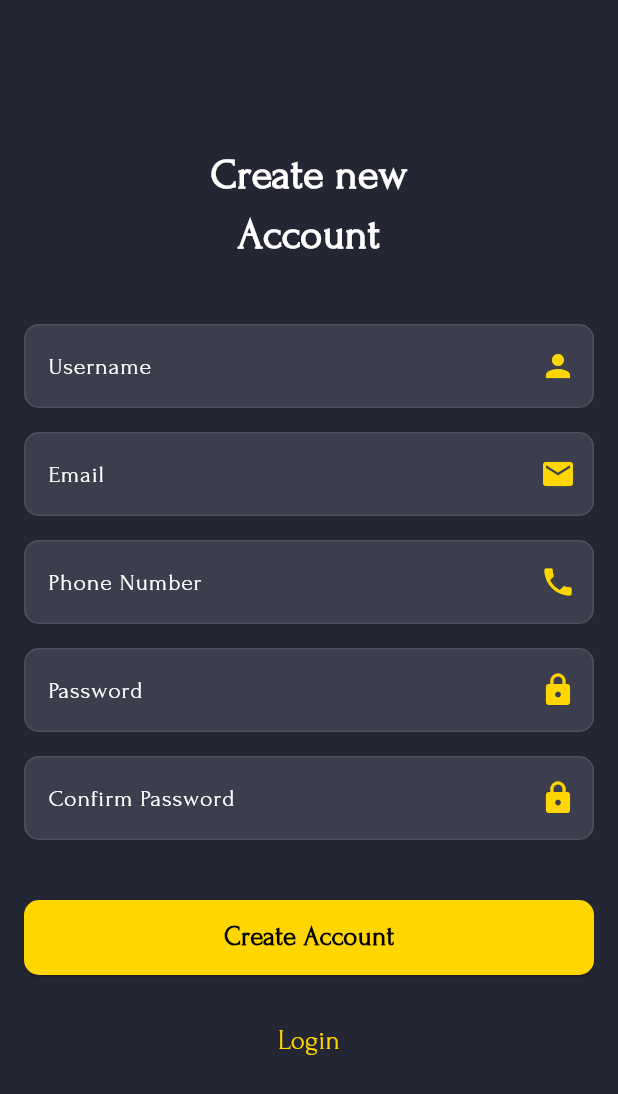
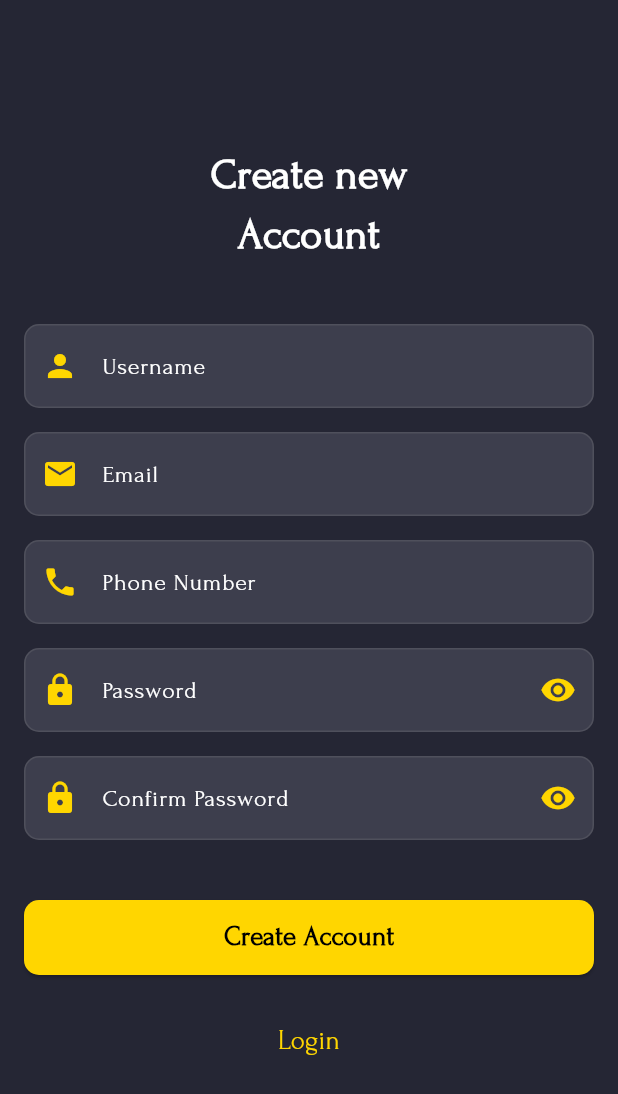
Before and after one commit to Tamim200042130/Finance-Master-Pro, a Flutter app: the screen it shows after launch, after a tap on "Login", after a tap on "Create a new account", on a phone screen of 412 x 824 dp. Shown: the top 1094 px of the screen. Run offline on Flutter 3.47's test engine with Material 3 defaults, Android fonts, the phone set to English and light mode, and no system bars; our stand-ins replace cloud_firestore, firebase_auth, firebase_core, font_awesome_flutter, google_mobile_ads; accounts and stored records are empty.

Commit message:
password-obscured-added

```diff
--- a/lib/main.dart
+++ b/lib/main.dart
@@ -23,15 +23,15 @@ class MyApp extends StatelessWidget {
       title: 'Finance Master Pro',
       builder: (context, child) {
         return MediaQuery(
-          data: MediaQuery.of(context).copyWith(textScaler: TextScaler.linear(1.0)),
+          data: MediaQuery.of(context)
+              .copyWith(textScaler: TextScaler.linear(1.0)),
           child: child!,
         );
       },
       theme: ThemeData(
         fontFamily: 'Forum',
-
         colorScheme: ColorScheme.fromSeed(seedColor: Colors.yellowAccent[700]!),
-        useMaterial3:true,
+        useMaterial3: true,
       ),
       debugShowCheckedModeBanner: false,
       home: AuthGate(),
--- a/lib/screens/login_screen.dart
+++ b/lib/screens/login_screen.dart
@@ -17,6 +17,7 @@ class _LoginState extends State<Login> {
   final GlobalKey<FormState> _formKey = GlobalKey<FormState>();
   final _emailController = TextEditingController();
   final _passwordController = TextEditingController();
+  bool _obscureText = true;
 
   var isLoader = false;
   var authService = AuthService();
@@ -82,9 +83,24 @@ class _LoginState extends State<Login> {
                     TextFormField(
                       controller: _passwordController,
                       style: TextStyle(color: Colors.white),
-                      obscureText: true,
+                      obscureText: _obscureText,
                       autovalidateMode: AutovalidateMode.onUserInteraction,
-                      decoration: _buildInputDecoration('Password', Icons.lock),
+                      decoration: _buildInputDecoration('Password', Icons.lock)
+                          .copyWith(
+                        suffixIcon: GestureDetector(
+                          onTap: () {
+                            setState(() {
+                              _obscureText = !_obscureText;
+                            });
+                          },
+                          child: Icon(
+                            _obscureText
+                                ? Icons.visibility
+                                : Icons.visibility_off,
+                            color: Colors.yellowAccent[700],
+                          ),
+                        ),
+                      ),
                     ),
                     Align(
                       alignment: Alignment.centerRight,
@@ -155,7 +171,7 @@ class _LoginState extends State<Login> {
             borderRadius: BorderRadius.circular(10)),
         labelStyle: TextStyle(color: Colors.white),
         labelText: labelText,
-        suffixIcon: Icon(icon, color: Colors.yellowAccent[700]),
+        prefixIcon: Icon(icon, color: Colors.yellowAccent[700]),
         border: OutlineInputBorder(borderRadius: BorderRadius.circular(10)));
   }
 }
--- a/lib/screens/sign_up.dart
+++ b/lib/screens/sign_up.dart
@@ -14,16 +14,14 @@ class SignUp extends StatefulWidget {
 
 class _SignUpState extends State<SignUp> {
   final _userNameController = TextEditingController();
+  final _emailController = TextEditingController();
+  final _phoneNumberController = TextEditingController();
+  final _passwordController = TextEditingController();
+  final _confirmPasswordController = TextEditingController();
+  final GlobalKey<FormState> _formKey = GlobalKey<FormState>();
 
-  final _emailController = TextEditingController();
-
-  final _phoneNumberController = TextEditingController();
-
-  final _passwordController = TextEditingController();
-
-  final _confirmPasswordController = TextEditingController();
-
-  final GlobalKey<FormState> _formKey = GlobalKey<FormState>();
+  bool _obscureTextPassword = true;
+  bool _obscureTextConfirmPassword = true;
 
   var authService = AuthService();
   var isLoader = false;
@@ -116,21 +114,52 @@ class _SignUpState extends State<SignUp> {
                     TextFormField(
                       controller: _passwordController,
                       style: TextStyle(color: Colors.white),
-                      obscureText: true,
+                      obscureText: _obscureTextPassword,
                       autovalidateMode: AutovalidateMode.onUserInteraction,
-                      decoration: _buildInputDecoration('Password', Icons.lock),
+                      decoration: _buildInputDecoration('Password', Icons.lock)
+                          .copyWith(
+                        suffixIcon: GestureDetector(
+                          onTap: () {
+                            setState(() {
+                              _obscureTextPassword = !_obscureTextPassword;
+                            });
+                          },
+                          child: Icon(
+                            _obscureTextPassword
+                                ? Icons.visibility
+                                : Icons.visibility_off,
+                            color: Colors.yellowAccent[700],
+                          ),
+                        ),
+                      ),
                       validator: appValidator.validatePassword,
                     ),
                     SizedBox(
                       height: 16,
                     ),
                     TextFormField(
-                      obscureText: true,
+                      obscureText: _obscureTextConfirmPassword,
                       controller: _confirmPasswordController,
                       style: TextStyle(color: Colors.white),
                       autovalidateMode: AutovalidateMode.onUserInteraction,
                       decoration:
-                          _buildInputDecoration('Confirm Password', Icons.lock),
+                          _buildInputDecoration('Confirm Password', Icons.lock)
+                              .copyWith(
+                        suffixIcon: GestureDetector(
+                          onTap: () {
+                            setState(() {
+                              _obscureTextConfirmPassword =
+                                  !_obscureTextConfirmPassword;
+                            });
+                          },
+                          child: Icon(
+                            _obscureTextConfirmPassword
+                                ? Icons.visibility
+                                : Icons.visibility_off,
+                            color: Colors.yellowAccent[700],
+                          ),
+                        ),
+                      ),
                       validator: (value) {
                         if (value!.isEmpty) {
                           return 'Please enter your password';
@@ -196,7 +225,7 @@ class _SignUpState extends State<SignUp> {
             borderRadius: BorderRadius.circular(10)),
         labelStyle: TextStyle(color: Colors.white),
         labelText: labelText,
-        suffixIcon: Icon(icon, color: Colors.yellowAccent[700]),
+        prefixIcon: Icon(icon, color: Colors.yellowAccent[700]),
         border: OutlineInputBorder(borderRadius: BorderRadius.circular(10)));
   }
 }
```
